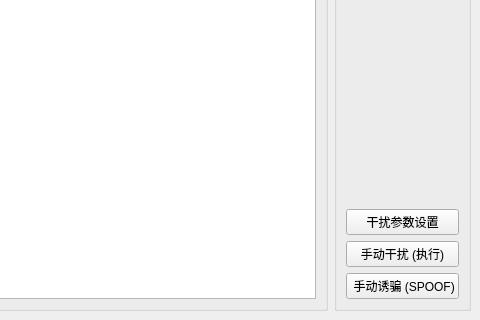
Old version of the form mainwindow.ui in the repository keqikuma/DroneShield_Core; both pictures show x 720 to 1200 and y 480 to 800 of the 1200 by 800 pixel window.
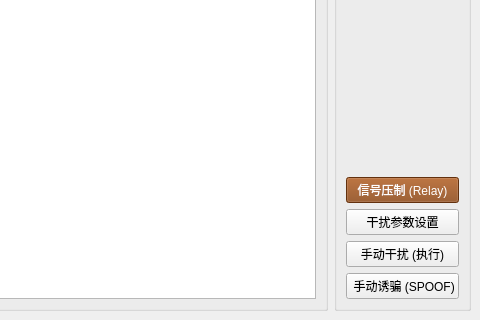
New version of the form.

What changed in the file:
```diff
--- a/mainwindow.ui
+++ b/mainwindow.ui
@@ -131,6 +131,17 @@
          </property>
         </spacer>
        </item>
+
+       <item>
+        <widget class="QPushButton" name="btnRelayControl">
+         <property name="text">
+          <string>信号压制 (Relay)</string>
+         </property>
+         <property name="styleSheet">
+          <string>background-color: #8B4513; color: white;</string>
+         </property>
+        </widget>
+       </item>
        
        <item>
         <widget class="QPushButton" name="btnJammerConfig">
```
